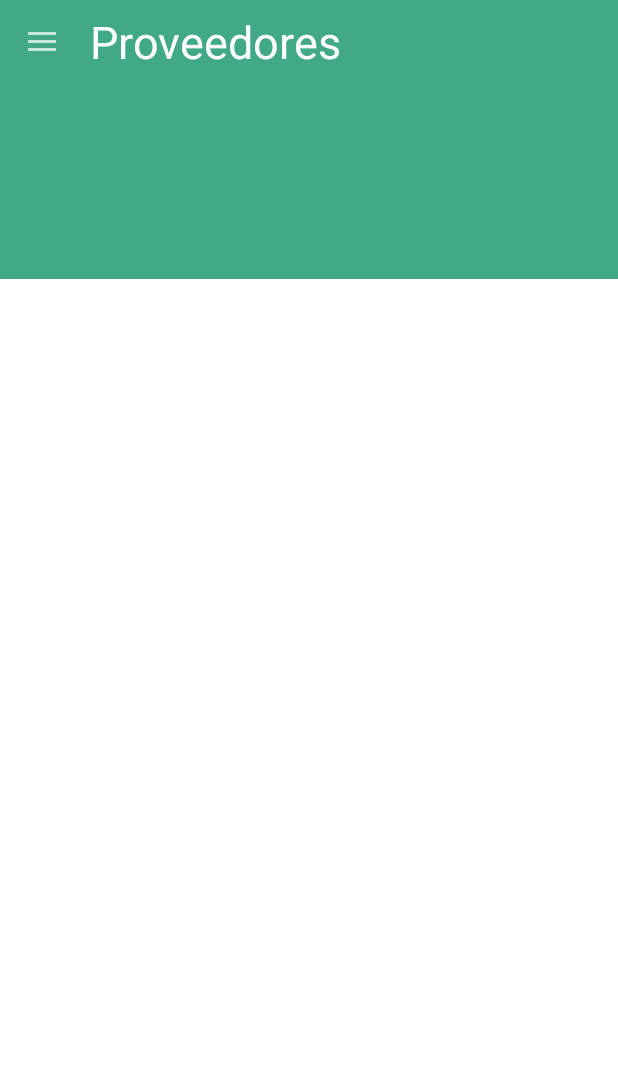
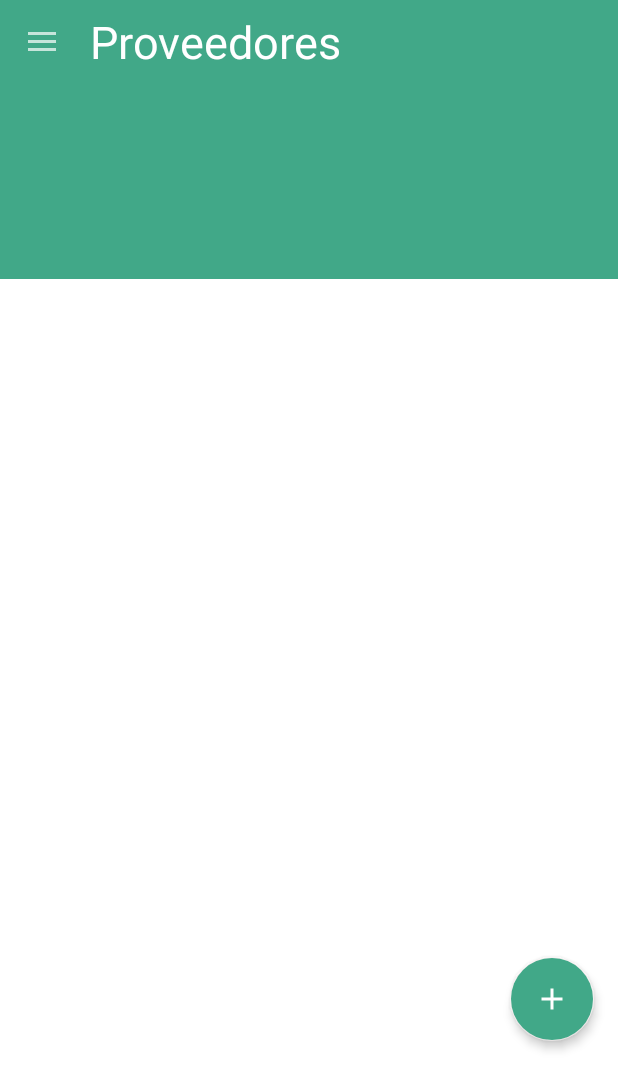
Before and after one commit to serg1o99/SMControl, an Android app: the CategoriaActivity screen opened directly, with no data from a screen before it, after a tap on "Proveedores", on a phone screen of 412 x 824 dp. Shown: the top 1090 px of the screen. Run offline under Robolectric (Android 15) with nearby library versions, the phone set to English and light mode, and no system bars; our stand-ins replace Firebase (no records; nobody signed in at launch, a user with empty details on screens opened directly); Roboto replaces fonts that are not available here; 2 other taps on this screen came first.

Commit message:
commit ( floating button add activity (categoria,proveedor,trabajador)  )

```diff
--- a/app/src/main/java/com/example/smcontrol/CategoriaActivity.java
+++ b/app/src/main/java/com/example/smcontrol/CategoriaActivity.java
@@ -12,7 +12,9 @@ import androidx.recyclerview.widget.RecyclerView;
 import android.content.Intent;
 import android.os.Bundle;
 import android.view.MenuItem;
+import android.view.View;
 
+import com.google.android.material.floatingactionbutton.FloatingActionButton;
 import com.google.android.material.navigation.NavigationView;
 import com.google.firebase.database.DataSnapshot;
 import com.google.firebase.database.DatabaseError;
@@ -38,7 +40,7 @@ public class CategoriaActivity extends AppCompatActivity implements NavigationVi
     DrawerLayout drawerLayout;
     NavigationView navigationView;
     Toolbar toolbar;
-
+    FloatingActionButton fab;
 
     @Override
     protected void onCreate(Bundle savedInstanceState) {
@@ -48,7 +50,8 @@ public class CategoriaActivity extends AppCompatActivity implements NavigationVi
         drawerLayout = findViewById(R.id.categoria_layout);
         navigationView = findViewById(R.id.nav_view_cat_);
         toolbar = findViewById(R.id.toolbar_cat__);
-
+        //floating button
+        fab=findViewById(R.id.fab);
         setSupportActionBar(toolbar);
         navigationView.bringToFront();
         ActionBarDrawerToggle toogle = new ActionBarDrawerToggle(this,drawerLayout,toolbar,R.string.navigation_drawer_open,R.string.navigation_drawer_close);
@@ -77,6 +80,8 @@ public class CategoriaActivity extends AppCompatActivity implements NavigationVi
             @Override
             public void onCancelled(@NonNull DatabaseError error) { }
         });
+
+        OnClickFloatingButtonListener();
 
     }
 
@@ -120,4 +125,14 @@ public class CategoriaActivity extends AppCompatActivity implements NavigationVi
         }
         return true;
     }
+
+    public void OnClickFloatingButtonListener()   {
+        fab.setOnClickListener(new View.OnClickListener() {
+            @Override
+            public void onClick(View v) {
+                Intent it=new Intent(getApplicationContext(),GestionarCategoria.class);
+                startActivity(it);
+            }
+        });
+    }
 }
--- a/app/src/main/java/com/example/smcontrol/ProveedorActivity.java
+++ b/app/src/main/java/com/example/smcontrol/ProveedorActivity.java
@@ -12,7 +12,9 @@ import androidx.recyclerview.widget.RecyclerView;
 import android.content.Intent;
 import android.os.Bundle;
 import android.view.MenuItem;
+import android.view.View;
 
+import com.google.android.material.floatingactionbutton.FloatingActionButton;
 import com.google.android.material.navigation.NavigationView;
 import com.google.firebase.database.DataSnapshot;
 import com.google.firebase.database.DatabaseError;
@@ -38,7 +40,7 @@ public class ProveedorActivity extends AppCompatActivity implements NavigationVi
     DrawerLayout drawerLayout;
     NavigationView navigationView;
     Toolbar toolbar;
-
+    FloatingActionButton fab;
     @Override
     protected void onCreate(Bundle savedInstanceState) {
         super.onCreate(savedInstanceState);
@@ -47,7 +49,8 @@ public class ProveedorActivity extends AppCompatActivity implements NavigationVi
         drawerLayout = findViewById(R.id.Proveedor_layout);
         navigationView = findViewById(R.id.nav_view_prov);
         toolbar = findViewById(R.id.toolbar_prov);
-
+        //floating button
+        fab=findViewById(R.id.fab);
         setSupportActionBar(toolbar);
         navigationView.bringToFront();
         ActionBarDrawerToggle toogle = new ActionBarDrawerToggle(this,drawerLayout,toolbar,R.string.navigation_drawer_open,R.string.navigation_drawer_close);
@@ -76,6 +79,8 @@ public class ProveedorActivity extends AppCompatActivity implements NavigationVi
             @Override
             public void onCancelled(@NonNull DatabaseError error) { }
         });
+
+        OnClickFloatingButtonListener();
     }
 
     @Override
@@ -119,4 +124,14 @@ public class ProveedorActivity extends AppCompatActivity implements NavigationVi
         return true;
     }
 
+    public void OnClickFloatingButtonListener()   {
+        fab.setOnClickListener(new View.OnClickListener() {
+            @Override
+            public void onClick(View v) {
+                Intent it=new Intent(getApplicationContext(),GestionarProveedor.class);
+                startActivity(it);
+            }
+        });
+    }
+
 }
--- a/app/src/main/java/com/example/smcontrol/TrabajadorActivity.java
+++ b/app/src/main/java/com/example/smcontrol/TrabajadorActivity.java
@@ -52,6 +52,7 @@ public class TrabajadorActivity extends AppCompatActivity implements NavigationV
         drawerLayout = findViewById(R.id.trabajador);
         navigationView = findViewById(R.id.nav_view__);
         toolbar = findViewById(R.id.toolbar_);
+        //floating button
         fab=findViewById(R.id.fab);
         setSupportActionBar(toolbar);
         navigationView.bringToFront();
--- a/app/src/main/res/layout/activity_proveedor.xml
+++ b/app/src/main/res/layout/activity_proveedor.xml
@@ -46,7 +46,7 @@
 
             <RelativeLayout
                 android:layout_width="match_parent"
-                android:layout_height="wrap_content"
+                android:layout_height="654dp"
                 android:layout_marginTop="0dp">
 
                 <View
@@ -65,6 +65,25 @@
                     android:layout_marginTop="35dp"
                     android:background="#00FFFFFF" />
 
+                <com.google.android.material.floatingactionbutton.FloatingActionButton
+                    android:id="@+id/fab"
+                    android:layout_width="wrap_content"
+                    android:layout_height="wrap_content"
+                    android:layout_alignParentEnd="true"
+                    android:layout_alignParentBottom="true"
+                    android:layout_marginStart="16dp"
+                    android:layout_marginTop="16dp"
+                    android:layout_marginEnd="16dp"
+                    android:layout_marginBottom="16dp"
+                    android:background="#FAF7F7"
+                    android:backgroundTint="@color/teal_200"
+                    android:src="@drawable/ic_add"
+                    app:backgroundTint="#F4F0F0"
+                    app:elevation="4dp"
+                    app:fab_colorPressed="#75DDD4"
+                    app:rippleColor="#009688"
+                    app:tint="@color/white" />
+
             </RelativeLayout>
 
         </LinearLayout>
```
Also changed, not shown: app/src/main/res/layout/activity_categoria.xml (+20 -1 lines).
